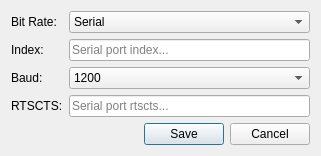
Old version of the form MAPIR_Processing_dockwidget_mavlink_modal.ui in the repository harshanalla/MAPIR_Camera_Control.
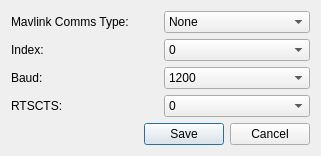
New version of the form.

Commit message: mavlink-popup

Diff of the .ui file:
```diff
--- a/MAPIR_Processing_dockwidget_mavlink_modal.ui
+++ b/MAPIR_Processing_dockwidget_mavlink_modal.ui
@@ -27,12 +27,17 @@
        <item row="0" column="0">
         <widget class="QLabel" name="label_12">
          <property name="text">
-          <string>Bit Rate:</string>
+          <string>Mavlink Comms Type:</string>
          </property>
         </widget>
        </item>
        <item row="0" column="1">
         <widget class="QComboBox" name="KernelMavlinkCommsType">
+         <item>
+          <property name="text">
+           <string>None</string>
+          </property>
+         </item>
          <item>
           <property name="text">
            <string>Serial</string>
@@ -53,10 +58,32 @@
         </widget>
        </item>
        <item row="1" column="1">
-        <widget class="QLineEdit" name="KernelMavlinkSerialPortIndex">
-         <property name="placeholderText">
-          <string>Serial port index...</string>
-         </property>
+        <widget class="QComboBox" name="KernelMavlinkSerialPortIndex">
+         <item>
+          <property name="text">
+           <string>0</string>
+          </property>
+         </item>
+         <item>
+          <property name="text">
+           <string>1</string>
+          </property>
+         </item>
+         <item>
+          <property name="text">
+           <string>2</string>
+          </property>
+         </item>
+         <item>
+          <property name="text">
+           <string>3</string>
+          </property>
+         </item>
+         <item>
+          <property name="text">
+           <string>4</string>
+          </property>
+         </item>
         </widget>
        </item>
        <item row="2" column="0">
@@ -143,10 +170,17 @@
         </widget>
        </item>
        <item row="3" column="1">
-        <widget class="QLineEdit" name="KernelMavlinkSerialPortRTSCTS">
-         <property name="placeholderText">
-          <string>Serial port rtscts...</string>
-         </property>
+        <widget class="QComboBox" name="KernelMavlinkSerialPortRTSCTS">
+         <item>
+          <property name="text">
+           <string>0</string>
+          </property>
+         </item>
+         <item>
+          <property name="text">
+           <string>1</string>
+          </property>
+         </item>
         </widget>
        </item>
       </layout>
```
The commit also changes 2 other files.
